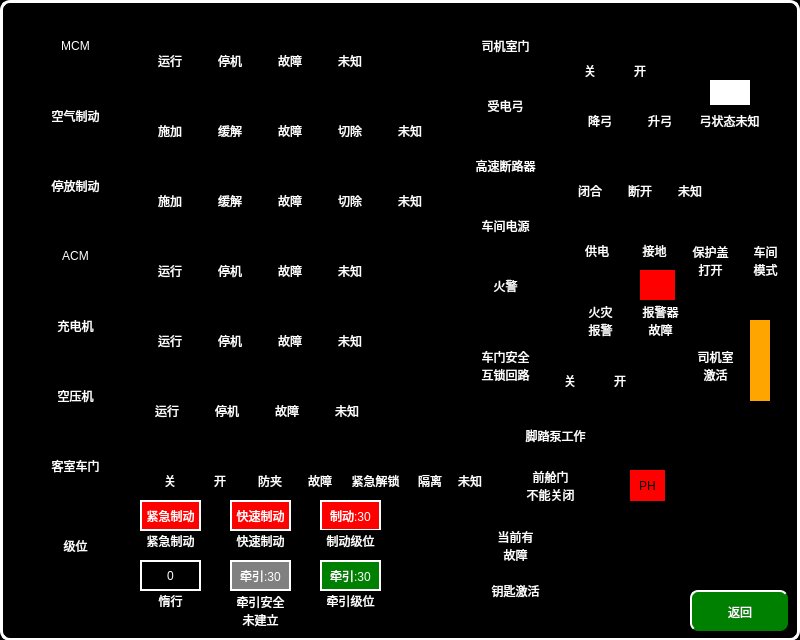
First picture: the form in vehiclehelppage.ui, repository mayue-crrc/ShenyangMetro9DB, before the edit.
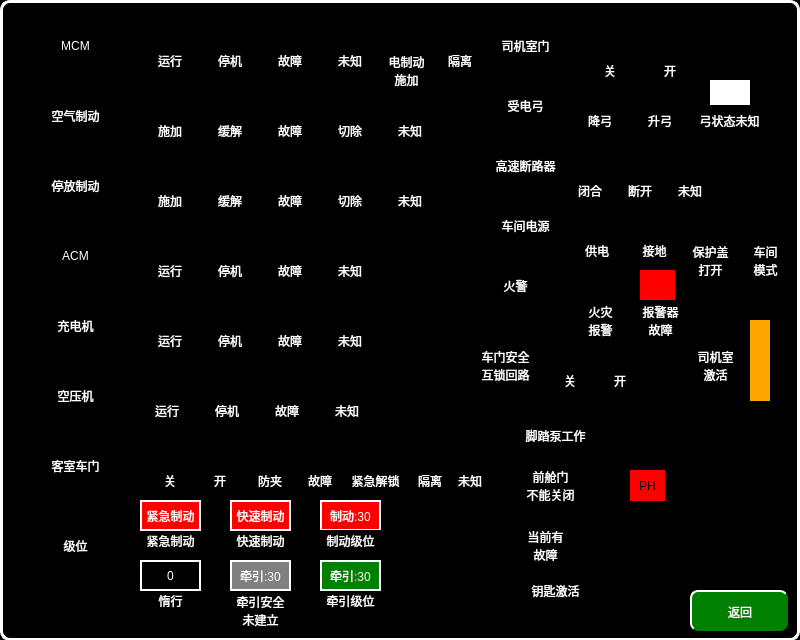
Second picture: the form after the edit. Icons and pictures are not drawn.

The edit to the form file:
```diff
--- a/vehiclehelppage.ui
+++ b/vehiclehelppage.ui
@@ -167,7 +167,7 @@
   <widget class="QLabel" name="label_8">
    <property name="geometry">
     <rect>
-     <x>450</x>
+     <x>470</x>
      <y>30</y>
      <width>111</width>
      <height>31</height>
@@ -183,7 +183,7 @@
   <widget class="QLabel" name="label_9">
    <property name="geometry">
     <rect>
-     <x>450</x>
+     <x>470</x>
      <y>90</y>
      <width>111</width>
      <height>31</height>
@@ -199,7 +199,7 @@
   <widget class="QLabel" name="label_11">
    <property name="geometry">
     <rect>
-     <x>450</x>
+     <x>460</x>
      <y>270</y>
      <width>111</width>
      <height>31</height>
@@ -215,7 +215,7 @@
   <widget class="QLabel" name="label_12">
    <property name="geometry">
     <rect>
-     <x>450</x>
+     <x>470</x>
      <y>210</y>
      <width>111</width>
      <height>31</height>
@@ -231,7 +231,7 @@
   <widget class="QLabel" name="label_14">
    <property name="geometry">
     <rect>
-     <x>450</x>
+     <x>470</x>
      <y>150</y>
      <width>111</width>
      <height>31</height>
@@ -1534,7 +1534,7 @@
   <widget class="QLabel" name="label_79">
    <property name="geometry">
     <rect>
-     <x>570</x>
+     <x>590</x>
      <y>60</y>
      <width>40</width>
      <height>21</height>
@@ -1554,7 +1554,7 @@
   <widget class="QLabel" name="label_80">
    <property name="geometry">
     <rect>
-     <x>620</x>
+     <x>650</x>
      <y>60</y>
      <width>40</width>
      <height>21</height>
@@ -1574,7 +1574,7 @@
   <widget class="QLabel" name="label_81">
    <property name="geometry">
     <rect>
-     <x>630</x>
+     <x>660</x>
      <y>30</y>
      <width>25</width>
      <height>31</height>
@@ -1593,7 +1593,7 @@
   <widget class="QLabel" name="label_82">
    <property name="geometry">
     <rect>
-     <x>580</x>
+     <x>600</x>
      <y>30</y>
      <width>25</width>
      <height>31</height>
@@ -2465,7 +2465,7 @@
   <widget class="QLabel" name="label_127">
    <property name="geometry">
     <rect>
-     <x>580</x>
+     <x>630</x>
      <y>580</y>
      <width>41</width>
      <height>20</height>
@@ -2484,7 +2484,7 @@
   <widget class="QLabel" name="label_128">
    <property name="geometry">
     <rect>
-     <x>460</x>
+     <x>500</x>
      <y>580</y>
      <width>111</width>
      <height>21</height>
@@ -2540,7 +2540,7 @@
   <widget class="QLabel" name="label_132">
    <property name="geometry">
     <rect>
-     <x>570</x>
+     <x>620</x>
      <y>510</y>
      <width>61</width>
      <height>61</height>
@@ -2559,7 +2559,7 @@
   <widget class="QLabel" name="label_133">
    <property name="geometry">
     <rect>
-     <x>480</x>
+     <x>510</x>
      <y>520</y>
      <width>71</width>
      <height>51</height>
@@ -2645,6 +2645,85 @@
     <set>Qt::AlignCenter</set>
    </property>
   </widget>
+  <widget class="QLabel" name="label_136">
+   <property name="geometry">
+    <rect>
+     <x>376</x>
+     <y>50</y>
+     <width>61</width>
+     <height>41</height>
+    </rect>
+   </property>
+   <property name="styleSheet">
+    <string notr="true">	font: 16px, &quot;微软雅黑&quot;;
+</string>
+   </property>
+   <property name="text">
+    <string>电制动
+施加</string>
+   </property>
+   <property name="alignment">
+    <set>Qt::AlignCenter</set>
+   </property>
+  </widget>
+  <widget class="QLabel" name="label_137">
+   <property name="geometry">
+    <rect>
+     <x>390</x>
+     <y>20</y>
+     <width>35</width>
+     <height>31</height>
+    </rect>
+   </property>
+   <property name="styleSheet">
+    <string notr="true">border-image: url(:/images/images/Motorbraking.png);</string>
+   </property>
+   <property name="text">
+    <string/>
+   </property>
+   <property name="alignment">
+    <set>Qt::AlignCenter</set>
+   </property>
+  </widget>
+  <widget class="QLabel" name="label_138">
+   <property name="geometry">
+    <rect>
+     <x>440</x>
+     <y>50</y>
+     <width>40</width>
+     <height>21</height>
+    </rect>
+   </property>
+   <property name="styleSheet">
+    <string notr="true">	font: 16px, &quot;微软雅黑&quot;;
+</string>
+   </property>
+   <property name="text">
+    <string>隔离</string>
+   </property>
+   <property name="alignment">
+    <set>Qt::AlignCenter</set>
+   </property>
+  </widget>
+  <widget class="QLabel" name="label_139">
+   <property name="geometry">
+    <rect>
+     <x>443</x>
+     <y>20</y>
+     <width>35</width>
+     <height>31</height>
+    </rect>
+   </property>
+   <property name="styleSheet">
+    <string notr="true">border-image: url(:/images/images/Motorcutout.png);</string>
+   </property>
+   <property name="text">
+    <string/>
+   </property>
+   <property name="alignment">
+    <set>Qt::AlignCenter</set>
+   </property>
+  </widget>
   <zorder>label_98</zorder>
   <zorder>pushButton</zorder>
   <zorder>label</zorder>
@@ -2781,6 +2860,10 @@
   <zorder>label_131</zorder>
   <zorder>label_134</zorder>
   <zorder>label_135</zorder>
+  <zorder>label_136</zorder>
+  <zorder>label_137</zorder>
+  <zorder>label_138</zorder>
+  <zorder>label_139</zorder>
  </widget>
  <resources/>
  <connections/>
```
